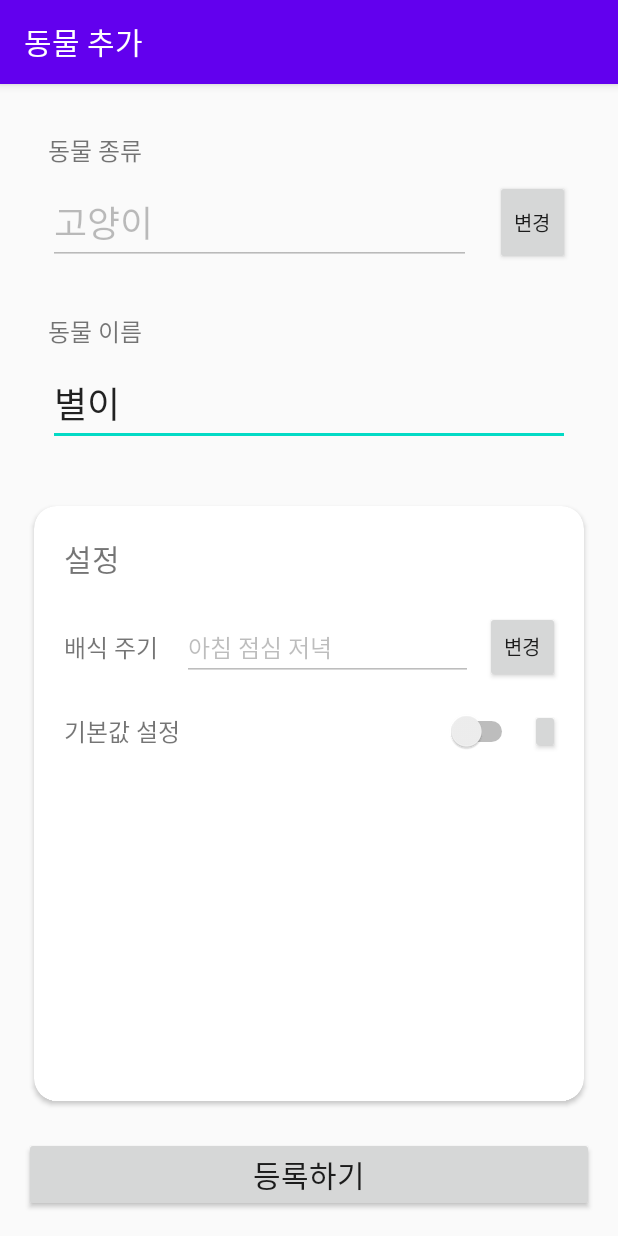
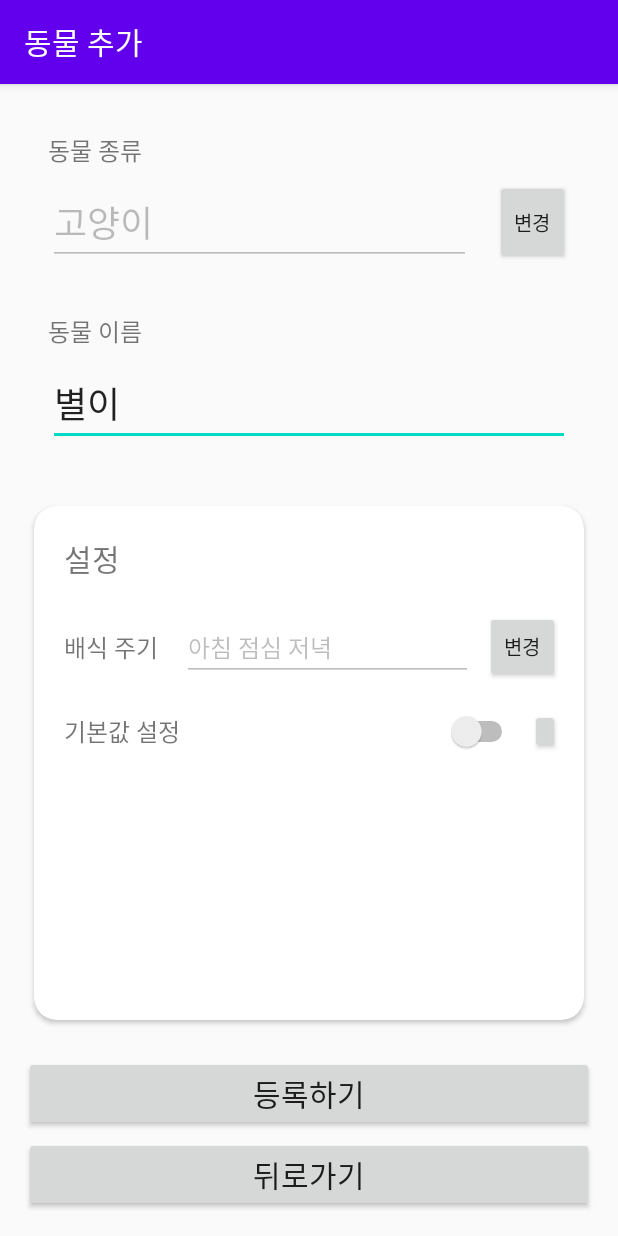
Before and after one commit to ThinkingDobby/FeedDogToday, an Android app: the AddActivity screen opened directly, with no data from a screen before it, on a phone screen of 412 x 824 dp. Run offline under Robolectric (Android 15) with nearby library versions, the phone set to English and light mode, and no system bars; our stand-ins replace Firebase (no records; nobody signed in at launch, a user with empty details on screens opened directly).

```diff
--- a/app/src/main/java/com/thinkingdobby/feeddogtoday/AddActivity.kt
+++ b/app/src/main/java/com/thinkingdobby/feeddogtoday/AddActivity.kt
@@ -46,5 +46,9 @@ class AddActivity : AppCompatActivity() {
             ref.setValue(postPet)
             finish()
         }
+
+        add_btn_cancel.setOnClickListener {
+            finish()
+        }
     }
 }
--- a/app/src/main/res/layout/activity_add.xml
+++ b/app/src/main/res/layout/activity_add.xml
@@ -165,11 +165,22 @@
         android:layout_height="wrap_content"
         android:layout_marginStart="16dp"
         android:layout_marginEnd="16dp"
-        android:layout_marginBottom="16dp"
+        android:layout_marginBottom="4dp"
         android:text="등록하기"
         android:textSize="20sp"
-        app:layout_constraintBottom_toBottomOf="parent"
+        app:layout_constraintBottom_toTopOf="@id/add_btn_cancel"
         app:layout_constraintEnd_toEndOf="parent"
         app:layout_constraintStart_toStartOf="parent" />
 
+    <Button
+        android:id="@+id/add_btn_cancel"
+        android:layout_width="0dp"
+        android:layout_height="wrap_content"
+        android:layout_marginBottom="16dp"
+        android:text="뒤로가기"
+        android:textSize="20sp"
+        app:layout_constraintBottom_toBottomOf="parent"
+        app:layout_constraintEnd_toEndOf="@+id/add_btn_submit"
+        app:layout_constraintStart_toStartOf="@id/add_btn_submit" />
+
 </androidx.constraintlayout.widget.ConstraintLayout>
--- a/app/src/main/res/layout/card_pet_3.xml
+++ b/app/src/main/res/layout/card_pet_3.xml
@@ -9,6 +9,7 @@
     app:cardUseCompatPadding="true">
 
     <androidx.constraintlayout.widget.ConstraintLayout
+        android:id="@+id/list_cv"
         android:layout_width="match_parent"
         android:layout_height="match_parent">
 
```
Also changed, not shown: app/src/main/AndroidManifest.xml (+4 -7 lines), app/src/main/java/com/thinkingdobby/feeddogtoday/DetailActivity.kt (added, +60 -0 lines), app/src/main/java/com/thinkingdobby/feeddogtoday/ListActivity.kt (+8 -0 lines).
